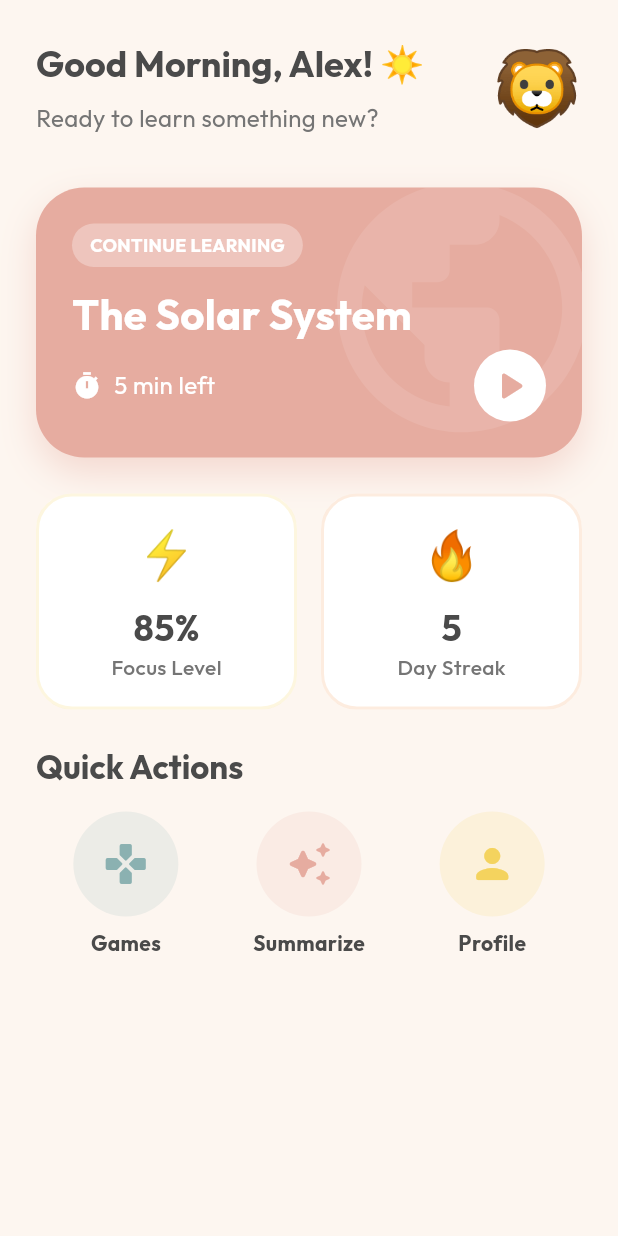
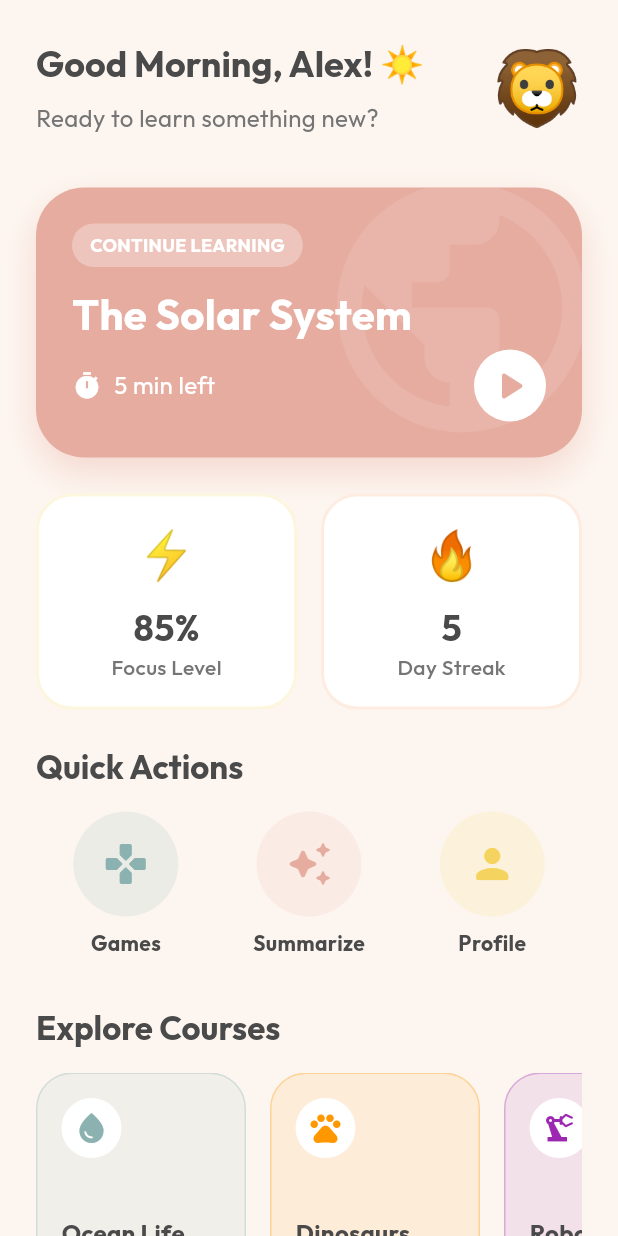
Before and after one commit to wailbentafat/kool, a Flutter app: the DashboardPage screen opened by its route, on a phone screen of 412 x 824 dp. Run offline on Flutter 3.47's test engine with Material 3 defaults, Android fonts, the light colour scheme and no system bars; drawn by our look-alikes of flutter_animate; our stand-ins replace flutter_riverpod, flutter_tts, go_router, google_fonts, isar, shared_preferences; accounts and stored records are empty; generated files the repository leaves out were written again.

Commit message:
complete the v1 of the app

```diff
--- a/kool/lib/features/dashboard/dashboard_page.dart
+++ b/kool/lib/features/dashboard/dashboard_page.dart
@@ -38,12 +38,142 @@ class DashboardPage extends ConsumerWidget {
               _buildStatsRow(context, focusLevel, streak),
               const SizedBox(height: 24),
               _buildQuickActionsGrid(context),
+              const SizedBox(height: 32),
+              _buildExploreCourses(context),
+              const SizedBox(height: 32),
+              _buildDailyTip(context),
               const SizedBox(height: 100), // Bottom padding
             ],
           ),
         ),
       ),
     );
+  }
+
+  // ... (Header and Hero Card remain same)
+
+  Widget _buildExploreCourses(BuildContext context) {
+    final courses = [
+      {
+        'title': 'Ocean Life',
+        'color': CozyColors.secondary,
+        'icon': Icons.water_drop,
+      },
+      {'title': 'Dinosaurs', 'color': Colors.orange, 'icon': Icons.pets},
+      {
+        'title': 'Robotics',
+        'color': Colors.purple,
+        'icon': Icons.precision_manufacturing,
+      },
+      {'title': 'Art & Color', 'color': Colors.pink, 'icon': Icons.palette},
+    ];
+
+    return Column(
+      crossAxisAlignment: CrossAxisAlignment.start,
+      children: [
+        Text(
+          "Explore Courses",
+          style: Theme.of(context).textTheme.titleLarge?.copyWith(
+            fontWeight: FontWeight.bold,
+            color: CozyColors.textMain,
+          ),
+        ),
+        const SizedBox(height: 16),
+        SizedBox(
+          height: 160,
+          child: ListView.separated(
+            scrollDirection: Axis.horizontal,
+            itemCount: courses.length,
+            separatorBuilder: (_, __) => const SizedBox(width: 16),
+            itemBuilder: (context, index) {
+              final course = courses[index];
+              return Container(
+                width: 140,
+                padding: const EdgeInsets.all(16),
+                decoration: BoxDecoration(
+                  color: (course['color'] as Color).withOpacity(0.1),
+                  borderRadius: BorderRadius.circular(24),
+                  border: Border.all(
+                    color: (course['color'] as Color).withOpacity(0.3),
+                  ),
+                ),
+                child: Column(
+                  crossAxisAlignment: CrossAxisAlignment.start,
+                  children: [
+                    Container(
+                      padding: const EdgeInsets.all(8),
+                      decoration: BoxDecoration(
+                        color: Colors.white,
+                        shape: BoxShape.circle,
+                      ),
+                      child: Icon(
+                        course['icon'] as IconData,
+                        color: course['color'] as Color,
+                      ),
+                    ),
+                    const Spacer(),
+                    Text(
+                      course['title'] as String,
+                      style: const TextStyle(
+                        fontWeight: FontWeight.bold,
+                        fontSize: 16,
+                        color: CozyColors.textMain,
+                      ),
+                    ),
+                    const SizedBox(height: 4),
+                    Text(
+                      "Start",
+                      style: TextStyle(
+                        color: (course['color'] as Color),
+                        fontWeight: FontWeight.w600,
+                        fontSize: 14,
+                      ),
+                    ),
+                  ],
+                ),
+              ).animate().fadeIn(delay: (800 + (index * 100)).ms).slideX();
+            },
+          ),
+        ),
+      ],
+    );
+  }
+
+  Widget _buildDailyTip(BuildContext context) {
+    return Container(
+      padding: const EdgeInsets.all(24),
+      decoration: BoxDecoration(
+        color: CozyColors.primary.withOpacity(0.1),
+        borderRadius: BorderRadius.circular(32),
+        border: Border.all(color: CozyColors.primary.withOpacity(0.3)),
+      ),
+      child: Row(
+        children: [
+          const Text("💡", style: TextStyle(fontSize: 32)),
+          const SizedBox(width: 16),
+          Expanded(
+            child: Column(
+              crossAxisAlignment: CrossAxisAlignment.start,
+              children: [
+                const Text(
+                  "Did You Know?",
+                  style: TextStyle(
+                    fontWeight: FontWeight.bold,
+                    fontSize: 16,
+                    color: CozyColors.primaryDark,
+                  ),
+                ),
+                const SizedBox(height: 4),
+                const Text(
+                  "Octopuses have three hearts and blue blood!",
+                  style: TextStyle(color: CozyColors.textMain, fontSize: 14),
+                ),
+              ],
+            ),
+          ),
+        ],
+      ),
+    ).animate().fadeIn(delay: 1200.ms).scale();
   }
 
   Widget _buildHeader(BuildContext context, LearningMode mode) {
```
